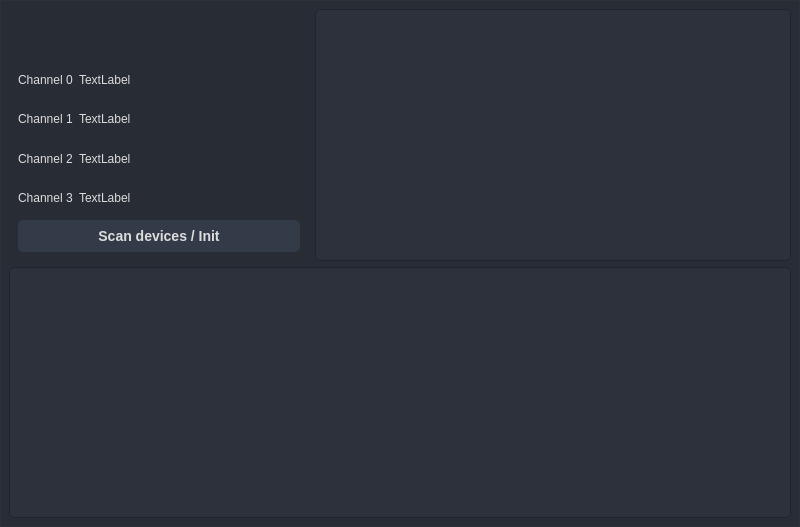
First picture: the form in app/ui/main.ui, repository davidsenoner/emec-drv-canopen-tester, before the edit.
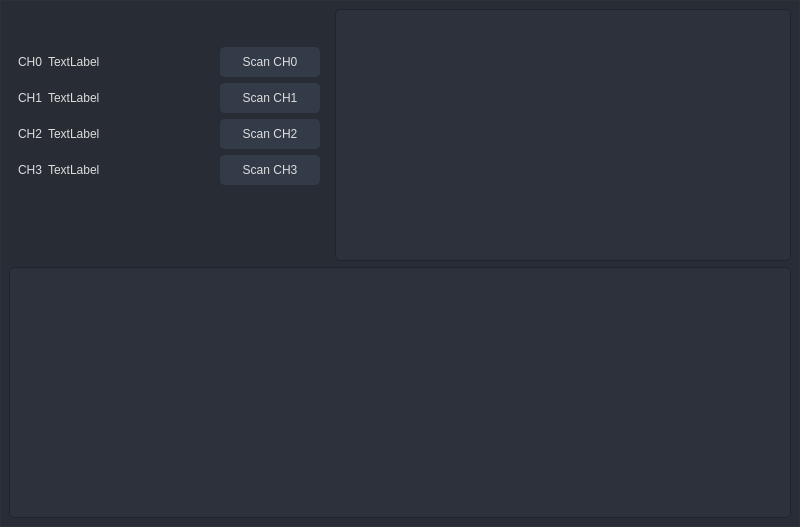
Second picture: the form after the edit. Icons and pictures are not drawn.

Commit message: feat: Add separated buttons for channel scanning

What changed in the file:
```diff
--- a/app/ui/main.ui
+++ b/app/ui/main.ui
@@ -629,11 +629,17 @@
         <layout class="QVBoxLayout" name="verticalLayout_2">
          <item>
           <layout class="QHBoxLayout" name="horizontalLayout">
-           <item>
+           <item alignment="Qt::AlignTop">
             <widget class="QFrame" name="verticalFrame">
+             <property name="sizePolicy">
+              <sizepolicy hsizetype="Preferred" vsizetype="Fixed">
+               <horstretch>0</horstretch>
+               <verstretch>0</verstretch>
+              </sizepolicy>
+             </property>
              <property name="maximumSize">
               <size>
-               <width>300</width>
+               <width>320</width>
                <height>16777215</height>
               </size>
              </property>
@@ -665,6 +671,15 @@
               </item>
               <item>
                <layout class="QGridLayout" name="gridLayout">
+                <property name="topMargin">
+                 <number>9</number>
+                </property>
+                <property name="rightMargin">
+                 <number>0</number>
+                </property>
+                <property name="bottomMargin">
+                 <number>9</number>
+                </property>
                 <item row="2" column="1">
                  <widget class="QLabel" name="lbl_can1_status">
                   <property name="text">
@@ -672,20 +687,6 @@
                   </property>
                  </widget>
                 </item>
-                <item row="1" column="1">
-                 <widget class="QLabel" name="lbl_can0_status">
-                  <property name="text">
-                   <string>TextLabel</string>
-                  </property>
-                 </widget>
-                </item>
-                <item row="3" column="1">
-                 <widget class="QLabel" name="lbl_can2_status">
-                  <property name="text">
-                   <string>TextLabel</string>
-                  </property>
-                 </widget>
-                </item>
                 <item row="4" column="1">
                  <widget class="QLabel" name="lbl_can3_Status">
                   <property name="text">
@@ -693,6 +694,20 @@
                   </property>
                  </widget>
                 </item>
+                <item row="3" column="1">
+                 <widget class="QLabel" name="lbl_can2_status">
+                  <property name="text">
+                   <string>TextLabel</string>
+                  </property>
+                 </widget>
+                </item>
+                <item row="4" column="0">
+                 <widget class="QLabel" name="label_5">
+                  <property name="text">
+                   <string>CH3</string>
+                  </property>
+                 </widget>
+                </item>
                 <item row="1" column="0">
                  <widget class="QLabel" name="label_2">
                   <property name="sizePolicy">
@@ -702,60 +717,91 @@
                    </sizepolicy>
                   </property>
                   <property name="text">
-                   <string>Channel 0</string>
+                   <string>CH0</string>
+                  </property>
+                 </widget>
+                </item>
+                <item row="1" column="1">
+                 <widget class="QLabel" name="lbl_can0_status">
+                  <property name="text">
+                   <string>TextLabel</string>
                   </property>
                  </widget>
                 </item>
                 <item row="2" column="0">
                  <widget class="QLabel" name="label_3">
                   <property name="text">
-                   <string>Channel 1</string>
+                   <string>CH1</string>
                   </property>
                  </widget>
                 </item>
                 <item row="3" column="0">
                  <widget class="QLabel" name="label_4">
                   <property name="text">
-                   <string>Channel 2</string>
+                   <string>CH2</string>
                   </property>
                  </widget>
                 </item>
-                <item row="4" column="0">
-                 <widget class="QLabel" name="label_5">
+                <item row="1" column="2">
+                 <widget class="QPushButton" name="btn_scan_ch0">
+                  <property name="minimumSize">
+                   <size>
+                    <width>0</width>
+                    <height>30</height>
+                   </size>
+                  </property>
+                  <property name="maximumSize">
+                   <size>
+                    <width>100</width>
+                    <height>16777215</height>
+                   </size>
+                  </property>
                   <property name="text">
-                   <string>Channel 3</string>
+                   <string>Scan CH0</string>
+                  </property>
+                 </widget>
+                </item>
+                <item row="2" column="2">
+                 <widget class="QPushButton" name="btn_scan_ch1">
+                  <property name="minimumSize">
+                   <size>
+                    <width>0</width>
+                    <height>30</height>
+                   </size>
+                  </property>
+                  <property name="text">
+                   <string>Scan CH1</string>
+                  </property>
+                 </widget>
+                </item>
+                <item row="3" column="2">
+                 <widget class="QPushButton" name="btn_scan_ch2">
+                  <property name="minimumSize">
+                   <size>
+                    <width>0</width>
+                    <height>30</height>
+                   </size>
+                  </property>
+                  <property name="text">
+                   <string>Scan CH2</string>
+                  </property>
+                 </widget>
+                </item>
+                <item row="4" column="2">
+                 <widget class="QPushButton" name="btn_scan_ch3">
+                  <property name="minimumSize">
+                   <size>
+                    <width>0</width>
+                    <height>30</height>
+                   </size>
+                  </property>
+                  <property name="text">
+                   <string>Scan CH3</string>
                   </property>
                  </widget>
                 </item>
                </layout>
               </item>
-              <item>
-               <widget class="QPushButton" name="btn_detect_nodes">
-                <property name="sizePolicy">
-                 <sizepolicy hsizetype="Preferred" vsizetype="Fixed">
-                  <horstretch>0</horstretch>
-                  <verstretch>0</verstretch>
-                 </sizepolicy>
-                </property>
-                <property name="minimumSize">
-                 <size>
-                  <width>206</width>
-                  <height>30</height>
-                 </size>
-                </property>
-                <property name="cursor">
-                 <cursorShape>PointingHandCursor</cursorShape>
-                </property>
-                <property name="styleSheet">
-                 <string notr="true">font: bold 14px;
-min-width: 10em;
-padding: 6px;</string>
-                </property>
-                <property name="text">
-                 <string>Scan devices / Init</string>
-                </property>
-               </widget>
-              </item>
              </layout>
             </widget>
            </item>
```
The commit also changes 7 other files.
